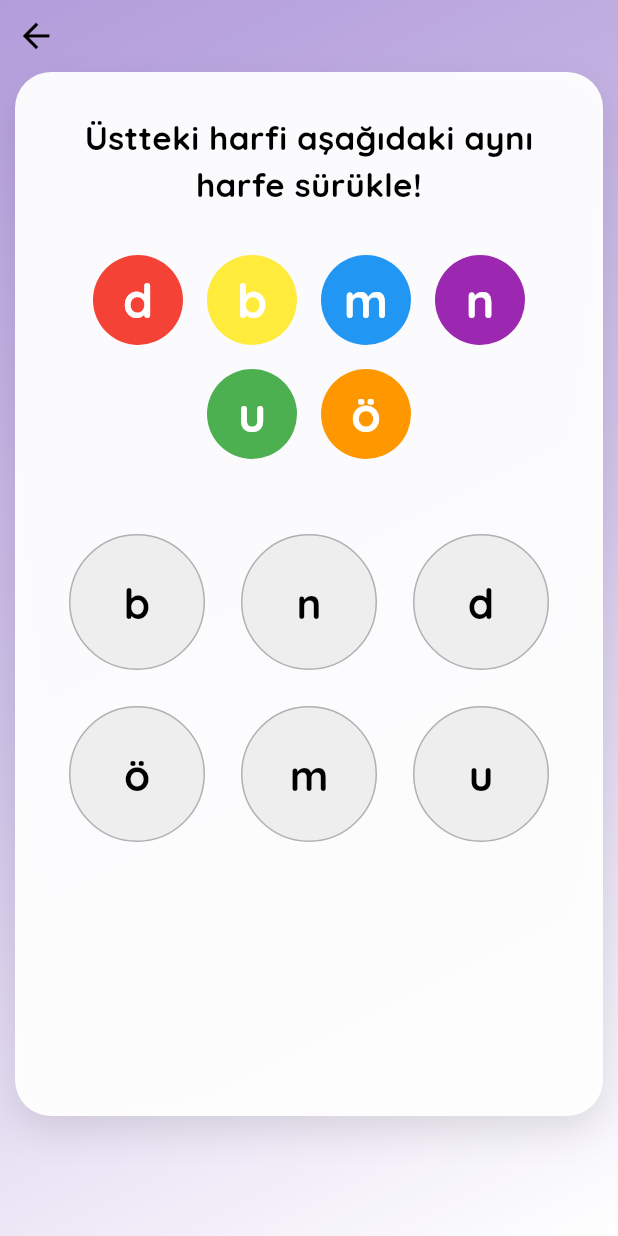
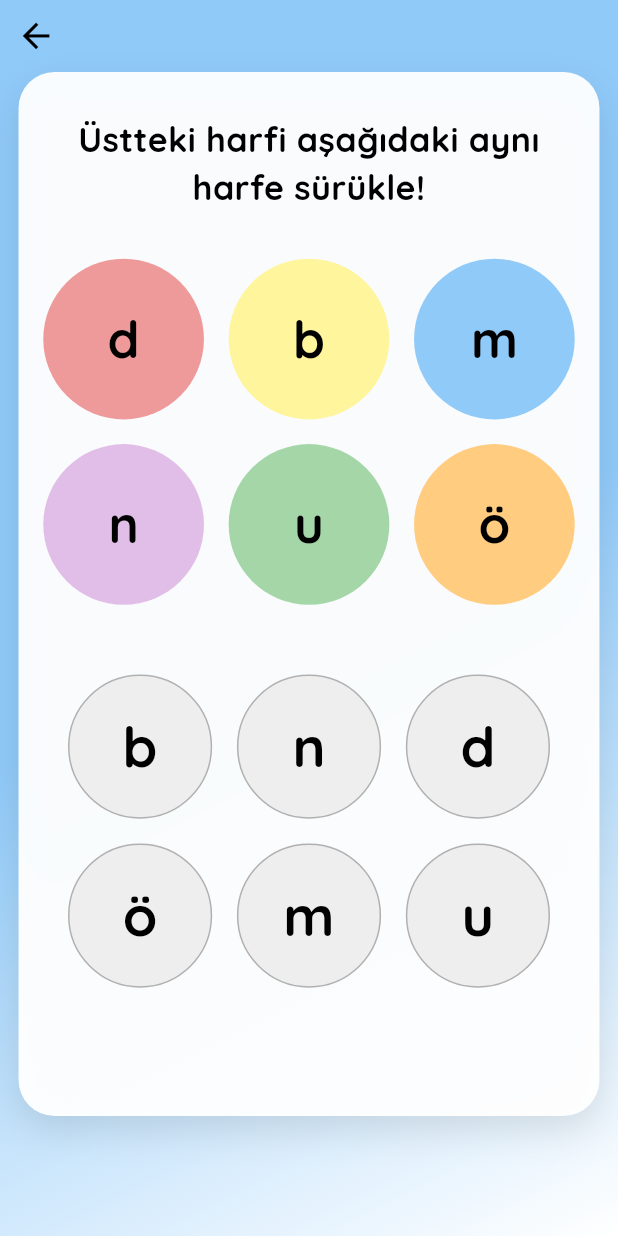
Before and after one commit to fzeynepgoren/Dixlearning, a Flutter app: the Disleksi4 screen opened directly, on a phone screen of 412 x 824 dp. Run offline on Flutter 3.47's test engine with Material 3 defaults, Android fonts, the phone set to English and light mode, and no system bars; our stand-ins replace audioplayers, fluentui_system_icons, flutter_animate, flutter_switch, google_fonts, shared_preferences; accounts and stored records are empty.

Commit message:
soru güncellendi

```diff
--- a/lib/giris_etkinlikleri/disleksi4.dart
+++ b/lib/giris_etkinlikleri/disleksi4.dart
@@ -14,15 +14,14 @@ class Disleksi4 extends StatefulWidget {
   State<Disleksi4> createState() => _Disleksi4State();
 }
 
-
 class _Disleksi4State extends State<Disleksi4> with TickerProviderStateMixin {
   final List<Color> colors = [
-    Colors.red,
-    Colors.yellow,
-    Colors.blue,
-    Colors.purple,
-    Colors.green,
-    Colors.orange
+    Colors.red.shade200,
+    Colors.yellow.shade200,
+    Colors.blue.shade200,
+    Colors.purple.shade100,
+    Colors.green.shade200,
+    Colors.orange.shade200
   ];
   final List<String> letters = ['d', 'b', 'm', 'n', 'u', 'ö'];
   final Map<String, Color> letterToColorMap = {};
@@ -89,6 +88,10 @@ class _Disleksi4State extends State<Disleksi4> with TickerProviderStateMixin {
     final screenSize = MediaQuery.of(context).size;
     final iconSize = screenSize.width * 0.065;
 
+    // 🔹 Dinamik boyutlar
+    final bubbleSize = screenSize.width * 0.15; // harflerin boyutu
+    final gridSpacing = screenSize.width * 0.04; // grid aralığı
+
     return WillPopScope(
       onWillPop: () async => false,
       child: Scaffold(
@@ -98,8 +101,8 @@ class _Disleksi4State extends State<Disleksi4> with TickerProviderStateMixin {
               begin: Alignment.topLeft,
               end: Alignment.bottomRight,
               colors: [
-                Colors.deepPurple.shade200,
-                Colors.deepPurple.shade100,
+                Colors.blue.shade200,
+                Colors.blue.shade200,
                 const Color(0xffffffff),
               ],
               stops: const [0.0, 0.5, 1.0],
@@ -128,8 +131,8 @@ class _Disleksi4State extends State<Disleksi4> with TickerProviderStateMixin {
                   child: SlideTransition(
                     position: _slideAnimation,
                     child: Container(
-                      margin: const EdgeInsets.symmetric(horizontal: 10),
-                      padding: const EdgeInsets.all(16),
+                      margin: EdgeInsets.symmetric(horizontal: screenSize.width*0.03),
+                      padding: EdgeInsets.all(screenSize.width*0.04),
                       decoration: BoxDecoration(
                         color: Colors.white.withOpacity(0.95),
                         borderRadius: BorderRadius.circular(24),
@@ -144,47 +147,53 @@ class _Disleksi4State extends State<Disleksi4> with TickerProviderStateMixin {
                       child: Column(
                         children: [
                           Container(
-                            padding: const EdgeInsets.symmetric(
-                                horizontal: 20, vertical: 12),
+                            padding: EdgeInsets.symmetric(
+                                horizontal: screenSize.width*0.05, vertical: 12),
                             child: Text(
                               isEnglish
                                   ? 'Drag the colored letters above to the correct gray circles below!'
                                   : 'Üstteki harfi aşağıdaki aynı harfe sürükle!',
-                              style: const TextStyle(
-                                fontSize: 22,
+                              style: TextStyle(
+                                fontSize: screenSize.width * 0.055,
                                 fontWeight: FontWeight.bold,
                                 color: Colors.black,
                               ),
                               textAlign: TextAlign.center,
                             ),
                           ),
-                          const SizedBox(height: 20),
-                          Wrap(
-                            alignment: WrapAlignment.center,
-                            spacing: 16,
-                            runSpacing: 16,
+                          SizedBox(height: 20),
+
+                          // 🔹 Üstteki draggable harfler
+                          GridView.count(
+                            crossAxisCount: 3,
+                            shrinkWrap: true,
+                            physics: const NeverScrollableScrollPhysics(),
+                            mainAxisSpacing: gridSpacing,
+                            crossAxisSpacing: gridSpacing,
                             children: letters.map((letter) {
                               return Draggable<String>(
                                 data: letter,
                                 feedback: Material(
                                   color: Colors.transparent,
                                   child: _buildLetterBubble(letter,
-                                      dragging: true),
+                                      size: bubbleSize, dragging: true),
                                 ),
                                 childWhenDragging: Opacity(
                                   opacity: correctMatches[letter]! ? 0.0 : 0.4,
-                                  child: _buildLetterBubble(letter),
+                                  child: _buildLetterBubble(letter, size: bubbleSize),
                                 ),
                                 child: correctMatches[letter]!
                                     ? Opacity(
                                   opacity: 0.0,
-                                  child: _buildLetterBubble(letter),
+                                  child: _buildLetterBubble(letter, size: bubbleSize),
                                 )
-                                    : _buildLetterBubble(letter),
+                                    : _buildLetterBubble(letter, size: bubbleSize),
                               );
                             }).toList(),
                           ),
-                          const SizedBox(height: 30),
+                          SizedBox(height: 30),
+
+                          // 🔹 Alt target grid
                           Expanded(
                             child: AnimatedSwitcher(
                               duration: const Duration(milliseconds: 500),
@@ -192,23 +201,18 @@ class _Disleksi4State extends State<Disleksi4> with TickerProviderStateMixin {
                                   (Widget child, Animation<double> animation) {
                                 return FadeTransition(
                                   opacity: animation,
-                                  child: SlideTransition(
-                                    position: Tween<Offset>(
-                                      begin: const Offset(1, 0),
-                                      end: Offset.zero,
-                                    ).animate(animation),
-                                    child: child,
-                                  ),
+                                  child: child,
                                 );
                               },
                               child: GridView.count(
                                 key: ValueKey<int>(correctCount),
                                 crossAxisCount: 3,
-                                mainAxisSpacing: 24,
-                                crossAxisSpacing: 24,
-                                padding: const EdgeInsets.all(20),
+                                mainAxisSpacing: gridSpacing,
+                                crossAxisSpacing: gridSpacing,
+                                padding: EdgeInsets.all(gridSpacing),
                                 children: shuffledLetters.map((letter) {
-                                  final isLastIncorrect = letter == lastIncorrect;
+                                  final isLastIncorrect =
+                                      letter == lastIncorrect;
                                   return DragTarget<String>(
                                     onWillAcceptWithDetails: (receivedLetter) =>
                                     !correctMatches[letter]!,
@@ -230,7 +234,8 @@ class _Disleksi4State extends State<Disleksi4> with TickerProviderStateMixin {
                                         showFeedback = true;
                                         _feedbackController.forward(from: 0);
 
-                                        Future.delayed(const Duration(seconds: 2), () {
+                                        Future.delayed(
+                                            const Duration(seconds: 2), () {
                                           if (mounted) {
                                             setState(() {
                                               showFeedback = false;
@@ -259,8 +264,7 @@ class _Disleksi4State extends State<Disleksi4> with TickerProviderStateMixin {
                                                         const begin =
                                                         Offset(1.0, 0.0);
                                                         const end = Offset.zero;
-                                                        const curve =
-                                                            Curves.ease;
+                                                        const curve = Curves.ease;
                                                         var tween = Tween(
                                                             begin: begin,
                                                             end: end)
@@ -303,7 +307,7 @@ class _Disleksi4State extends State<Disleksi4> with TickerProviderStateMixin {
                                         child: Text(
                                           letter,
                                           style: TextStyle(
-                                            fontSize: 28,
+                                            fontSize: bubbleSize * 0.6,
                                             fontWeight: FontWeight.bold,
                                             color: correctMatches[letter]!
                                                 ? Colors.white
@@ -332,7 +336,8 @@ class _Disleksi4State extends State<Disleksi4> with TickerProviderStateMixin {
                 ),
                 Container(
                   height: 80,
-                  padding: const EdgeInsets.symmetric(horizontal: 20, vertical: 10),
+                  padding:
+                  EdgeInsets.symmetric(horizontal: 20, vertical: 10),
                   child: showFeedback
                       ? ScaleTransition(
                     scale: CurvedAnimation(
@@ -350,12 +355,8 @@ class _Disleksi4State extends State<Disleksi4> with TickerProviderStateMixin {
                         const SizedBox(width: 10),
                         Text(
                           isCorrect
-                              ? (isEnglish
-                              ? 'Well done! 🎉'
-                              : 'Aferin! 🎉')
-                              : (isEnglish
-                              ? 'Try again! 😔'
-                              : 'Tekrar dene! 😔'),
+                              ? (isEnglish ? 'Well done! 🎉' : 'Aferin! 🎉')
+                              : (isEnglish ? 'Try again! 😔' : 'Tekrar dene! 😔'),
                           style: TextStyle(
                             fontSize: 20,
                             color: isCorrect ? Colors.green : Colors.red,
@@ -375,10 +376,10 @@ class _Disleksi4State extends State<Disleksi4> with TickerProviderStateMixin {
     );
   }
 
-  Widget _buildLetterBubble(String letter, {bool dragging = false}) {
+  Widget _buildLetterBubble(String letter, {bool dragging = false, double size = 60}) {
     return Container(
-      width: 60,
-      height: 60,
+      width: size,
+      height: size,
       decoration: BoxDecoration(
         color: colors[letters.indexOf(letter)],
         shape: BoxShape.circle,
@@ -394,8 +395,8 @@ class _Disleksi4State extends State<Disleksi4> with TickerProviderStateMixin {
       child: Center(
         child: Text(
           letter,
-          style: const TextStyle(
-              color: Colors.white, fontSize: 32, fontWeight: FontWeight.bold),
+          style: TextStyle(
+              color: Colors.black, fontSize: size * 0.55, fontWeight: FontWeight.bold),
         ),
       ),
     );
```
